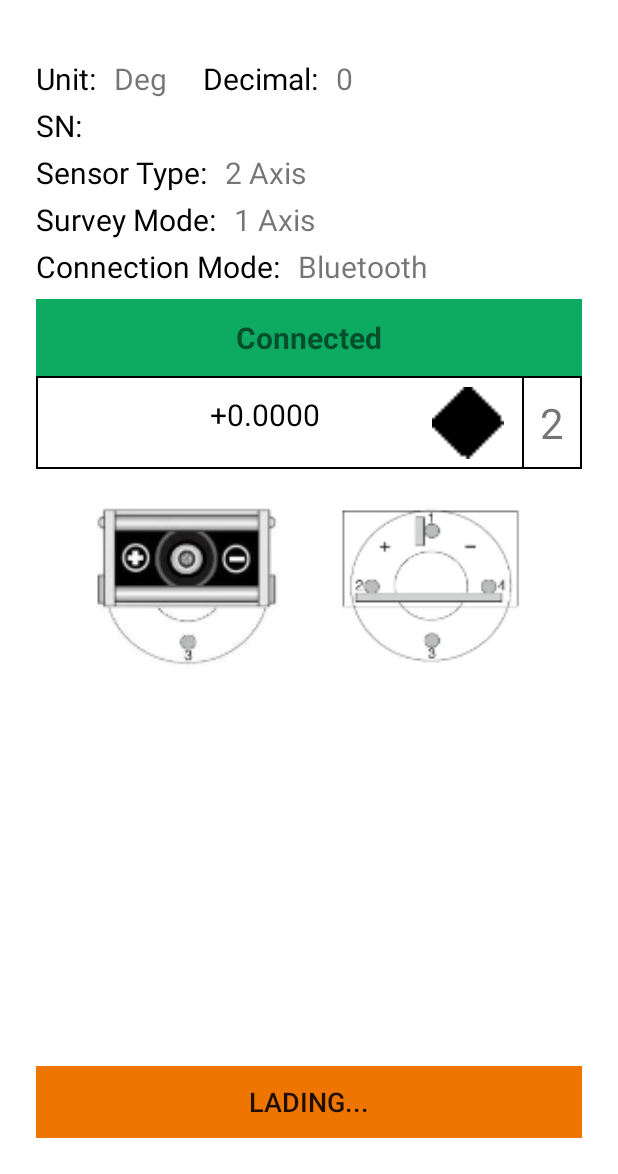
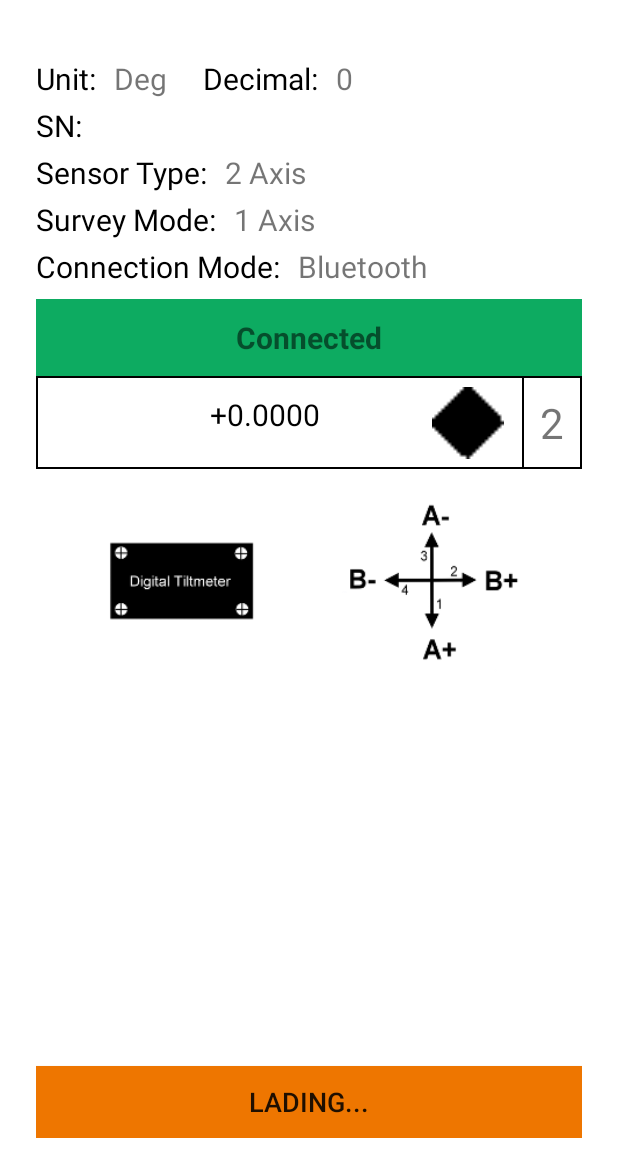
Before and after one commit to liangperfect/BluePro, an Android app: the SurveyActivity screen opened directly, with no data from a screen before it, after a tap on "LADING...", on a phone screen of 412 x 824 dp, the part 62-1236 px from its top. Run offline under Robolectric (Android 15) with nearby library versions, the phone set to English and light mode, and no system bars; our stand-ins replace ButterKnife; 1 statement that could not run was skipped.

Commit message:
1.实时界面的图片逻辑添加 2.发送命令时间间隔进行了延长

```diff
--- a/app/src/main/java/com/vitalong/bluetest2/MainActivity.java
+++ b/app/src/main/java/com/vitalong/bluetest2/MainActivity.java
@@ -806,7 +806,8 @@ public class MainActivity extends MyBaseActivity implements BleFragment.OnRunnin
         Intent intent = new Intent(MainActivity.this, GattDetailActivity.class);
         setMaxMut();
         //必须要延迟50ms才能发送数据
-        msgHandler.sendEmptyMessageDelayed(0, 50);
+//        msgHandler.sendEmptyMessageDelayed(0, 50);
+        msgHandler.sendEmptyMessageDelayed(0, 200); //发送连接命令时间提高的200ms
 //        startActivity(intent);
 //        overridePendingTransition(0, 0);
     }
--- a/app/src/main/java/com/vitalong/bluetest2/OperationPanelActivity.java
+++ b/app/src/main/java/com/vitalong/bluetest2/OperationPanelActivity.java
@@ -31,7 +31,7 @@ public class OperationPanelActivity extends MyBaseActivity2 implements View.OnCl
     @Bind(R.id.imageButton3)
     ImageButton imageButton3;
 
-    int delayTime = 300;
+    int delayTime = 400;
     private OperationPanelHandler operationPanelHandler;
     int count = 0;
 
@@ -203,6 +203,6 @@ public class OperationPanelActivity extends MyBaseActivity2 implements View.OnCl
         verifyLoadDialog.setTitle("Load verify data,Please wait for 3s")
                 .setContentView(progressBar);
         verifyLoadDialog.show();
-        operationPanelHandler.sendEmptyMessageDelayed(9, 5000);
+        operationPanelHandler.sendEmptyMessageDelayed(9, 4000);
     }
 }
--- a/app/src/main/java/com/vitalong/bluetest2/bluepro/CoefficientsActivity.java
+++ b/app/src/main/java/com/vitalong/bluetest2/bluepro/CoefficientsActivity.java
@@ -62,7 +62,7 @@ public class CoefficientsActivity extends MyBaseActivity2 {
     private long sendTime = 0;
     private long receiveTime = 0;
     private long DELAYTIME = 500; //设置矫正参数超时时间
-    private long SEND_DURATION = 500;
+    private long SEND_DURATION = 500;//发送设置命令的时间间隔为500ms
 
     @Override
     protected void onCreate(@Nullable Bundle savedInstanceState) {
--- a/app/src/main/java/com/vitalong/bluetest2/bluepro/SettingActivity.java
+++ b/app/src/main/java/com/vitalong/bluetest2/bluepro/SettingActivity.java
@@ -76,7 +76,7 @@ public class SettingActivity extends MyBaseActivity2 {
         settingHandler = new SettingHandler();
         initViewAndDatas();
         initListener();
-        settingHandler.sendEmptyMessageDelayed(0, 200);
+        settingHandler.sendEmptyMessageDelayed(0, 400);
     }
 
     private void initViewAndDatas() {
@@ -209,7 +209,6 @@ public class SettingActivity extends MyBaseActivity2 {
             //进行数据解析
             //todo 回来的数据可能会有问题解析会出错
             System.out.println("SettingActivity接收到的数据:" + formatMsgContent(array));
-
             String snValueStr = String.valueOf(Integer.parseInt(hexStr.substring(6, 14), 16));
             tvSNValue.setText(snValueStr);
             SharedPreferencesUtil.putData("SNVaule", snValueStr);
--- a/app/src/main/java/com/vitalong/bluetest2/bluepro/SurveyActivity.java
+++ b/app/src/main/java/com/vitalong/bluetest2/bluepro/SurveyActivity.java
@@ -270,6 +270,15 @@ public class SurveyActivity extends MyBaseActivity2 {
         unitValue = (int) SharedPreferencesUtil.getData(Constants.UNIT_KEY, 0);
         decimalValue = (int) SharedPreferencesUtil.getData(Constants.DECIMAL, 0);
         currSnValue = (String) SharedPreferencesUtil.getData("SNVaule", "");
+        if (unitValue == Constants.UNIT_DEG) {
+
+            image1.setImageResource(R.mipmap.b5);
+            image2.setImageResource(R.mipmap.b6);
+        } else {
+            image1.setImageResource(R.mipmap.l1);
+            image2.setImageResource(R.mipmap.b1);
+        }
+
         int sensitivityMode = 3;
         if (sensitivityValue == Constants.SENSITVITY_1_FASTER) {
             sensitivityMode = 3;
@@ -319,22 +328,28 @@ public class SurveyActivity extends MyBaseActivity2 {
                         saveSuerveyBean.setOneChannelAngle1(currOneChannelAngle);
                         saveSuerveyBean.setTwoChannelAngle1(currtwoChannelAngle);
                         saveSuerveyBean.setShow1(tvAxis1Value.getText().toString());
+                        if (unitValue == Constants.UNIT_RAW) {
                             image1.setImageResource(R.mipmap.l2);
                             image2.setImageResource(R.mipmap.b2);
+                        }
                         tvNo1.setText(clNumb + 1 + "");
                     } else if (clNumb == 2) {
                         saveSuerveyBean.setOneChannelAngle2(currOneChannelAngle);
                         saveSuerveyBean.setTwoChannelAngle2(currtwoChannelAngle);
                         saveSuerveyBean.setShow2(tvAxis1Value.getText().toString());
+                        if (unitValue == Constants.UNIT_RAW) {
                             image1.setImageResource(R.mipmap.l3);
                             image2.setImageResource(R.mipmap.b3);
+                        }
                         tvNo1.setText(clNumb + 1 + "");
                     } else if (clNumb == 3) {
                         saveSuerveyBean.setOneChannelAngle3(currOneChannelAngle);
                         saveSuerveyBean.setTwoChannelAngle3(currtwoChannelAngle);
                         saveSuerveyBean.setShow3(tvAxis1Value.getText().toString());
+                        if (unitValue == Constants.UNIT_RAW) {
                             image1.setImageResource(R.mipmap.l4);
                             image2.setImageResource(R.mipmap.b4);
+                        }
                         tvNo1.setText(clNumb + 1 + "");
                     } else {
                         saveSuerveyBean.setOneChannelAngle4(currOneChannelAngle);
@@ -356,6 +371,10 @@ public class SurveyActivity extends MyBaseActivity2 {
                         saveSuerveyBean.setTwoChannelAngle1(currtwoChannelAngle);
                         saveSuerveyBean.setShow1(tvAxis1Value.getText().toString());
                         saveSuerveyBean.setShow2(tvAxis2Value.getText().toString());
+                        if (unitValue == Constants.UNIT_RAW) {
+                            image1.setImageResource(R.mipmap.l3);
+                            image2.setImageResource(R.mipmap.b3);
+                        }
                         i.putExtra("isSingleAxis", false);
                         i.putExtra("saveData", saveSuerveyBean);
                         i.putExtra("canSave", false);
--- a/app/src/main/res/layout/activity_survey.xml
+++ b/app/src/main/res/layout/activity_survey.xml
@@ -290,7 +290,7 @@
             app:layout_constraintEnd_toStartOf="@id/img2"
             app:layout_constraintStart_toStartOf="parent"
             app:layout_constraintTop_toBottomOf="@id/constraPanel"
-            app:srcCompat="@mipmap/l1" />
+            tools:srcCompat="@mipmap/l1" />
 
         <androidx.appcompat.widget.AppCompatTextView
             android:id="@+id/tvTestData1"
@@ -310,7 +310,7 @@
             app:layout_constraintEnd_toEndOf="parent"
             app:layout_constraintStart_toEndOf="@id/img1"
             app:layout_constraintTop_toTopOf="@id/img1"
-            app:srcCompat="@mipmap/b1" />
+            tools:srcCompat="@mipmap/b1" />
 
         <androidx.appcompat.widget.AppCompatTextView
             android:id="@+id/tvTestData2"
```
Also changed, not shown: app/src/main/res/mipmap-xxhdpi/l1.png. Lines whose indentation alone changed are shown as unchanged.
